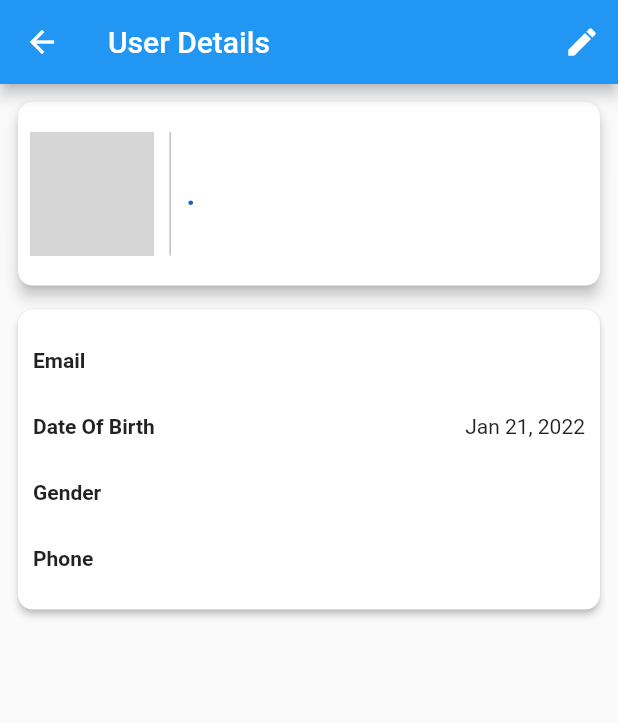
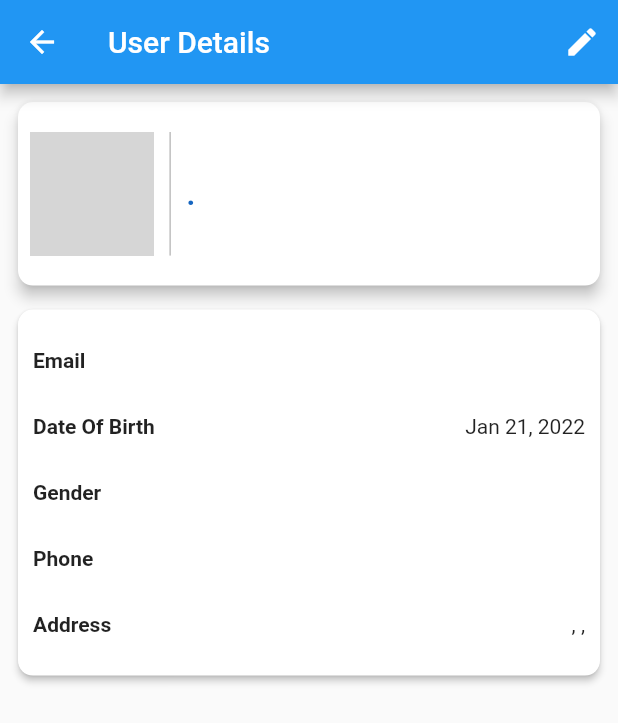
Before and after one commit to devammarzd/flutter-networking-application, a Flutter app: the UserDetailsScreen screen opened directly with empty values, after a tap on the "edit" icon, on a phone screen of 412 x 824 dp. Shown: the top 723 px of the screen. Run offline on Flutter 3.47's test engine with Material 2 defaults, Android fonts, the phone set to English and light mode, and no system bars; our stand-ins replace fluttertoast; accounts and stored records are empty; network calls fail; grey boxes are pictures that could not be loaded.

Commit message:
Applied Nested Serialization

```diff
--- a/lib/screens/user_details.dart
+++ b/lib/screens/user_details.dart
@@ -134,11 +134,14 @@ class _UserDetailsScreenState extends State<UserDetailsScreen> {
                                   CustomDetailContainer(
                                       title: "Phone",
                                       detail: userDetailModel!.phone),
-                                  // CustomDetailContainer(
-                                  //   title: "Address",
-                                  //   detail:
-                                  //       "A-1 Street, XYZ Block, ABC City, yewed,dewd, wedew",
-                                  // ),
+                                  CustomDetailContainer(
+                                    title: "Address",
+                                    detail: userDetailModel!.location!.street +
+                                        ", " +
+                                        userDetailModel!.location!.city +
+                                        ", " +
+                                        userDetailModel!.location!.country,
+                                  ),
                                 ],
                               )),
                         ),
--- a/lib/services/models.dart
+++ b/lib/services/models.dart
@@ -7,14 +7,14 @@ class UserModel {
       this.lastName = "",
       this.id = "",
       this.picture = ""});
-
+//A UserModel.fromMap() constructor, for constructing a new User instance from a map structure.
   factory UserModel.fromMap(Map<String, dynamic> data) => UserModel(
       lastName: data["lastName"].toString(),
       id: data["id"].toString(),
       firstName: data["firstName"],
       title: data["title"],
       picture: data["picture"]);
-
+//A toJson() method, which converts a User instance into a map.
   Map<String, dynamic> toMap() => {
         "id": id,
         "title": title,
@@ -26,6 +26,7 @@ class UserModel {
 class UserDetailModel {
   String title, firstName, lastName, id, picture, gender, email, phone;
   DateTime? dateOfBirth;
+  LocationModel? location;
   UserDetailModel(
       {this.title = "",
       this.firstName = "",
@@ -35,7 +36,8 @@ class UserDetailModel {
       this.gender = "",
       this.email = "",
       this.phone = "",
-      this.dateOfBirth});
+      this.dateOfBirth,
+      this.location});
 
   factory UserDetailModel.fromMap(Map<String, dynamic> data) => UserDetailModel(
       lastName: data["lastName"].toString(),
@@ -46,7 +48,9 @@ class UserDetailModel {
       gender: data["gender"],
       email: data["email"],
       phone: data["phone"],
-      dateOfBirth: DateTime.parse(data["dateOfBirth"]));
+      dateOfBirth: DateTime.parse(data["dateOfBirth"]),
+      //For location, we are going to follow nested serialization
+      location: LocationModel.fromMap(data["location"]));
 
   ///This function is only for the purpose of creating user.
   ///This function converts the model's data into Map<String,dynamic> and returns it.
@@ -57,3 +61,20 @@ class UserDetailModel {
         "email": email,
       };
 }
+
+class LocationModel {
+  String street, city, state, country, timezone;
+  LocationModel(
+      {required this.street,
+      required this.city,
+      required this.state,
+      required this.country,
+      required this.timezone});
+
+  factory LocationModel.fromMap(Map<String, dynamic> data) => LocationModel(
+      street: data["street"],
+      city: data["city"],
+      state: data["state"],
+      country: data["country"],
+      timezone: data["timezone"]);
+}
--- a/lib/services/services.dart
+++ b/lib/services/services.dart
@@ -70,7 +70,7 @@ class ApiServices {
       http.Response response = await http.post(Uri.parse(apiEndPoint),
           body: mapbody, headers: {"app-id": appId});
 
-      //if status code is 200, then and only proceed further. Else Throw an error
+      //if status code is 200 or 201, then and only proceed further. Else Throw an error
       if (response.statusCode == 200 || response.statusCode == 201) {
         print("New User Created!");
         print(response.body);
```
Also changed, not shown: 21 other files.
